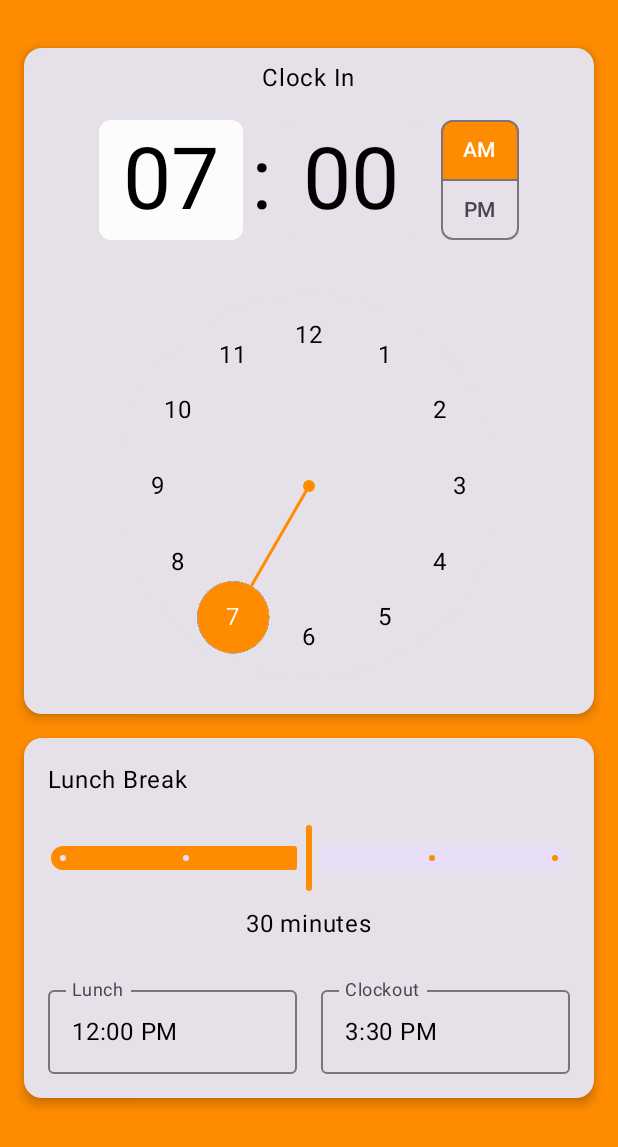
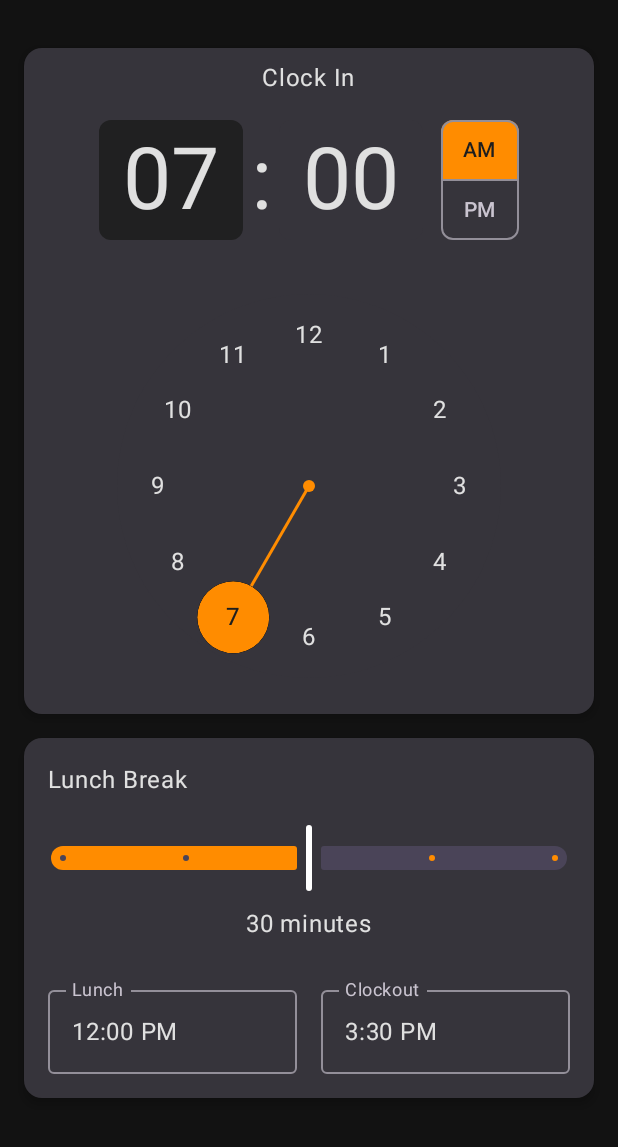
Before and after one commit to kyle-ce/clock-out-mobile, an Android app built with Jetpack Compose: the screen it shows after launch (MainActivity), on a phone screen of 412 x 824 dp. Shown: the top 1147 px of the screen. Run offline under Robolectric (Android 15) with nearby library versions, the phone set to English and light mode, and no system bars.

Commit message:
update thumb color delete splash screen attempt and assets

```diff
--- a/app/src/main/java/com/example/clockout/MainActivity.kt
+++ b/app/src/main/java/com/example/clockout/MainActivity.kt
@@ -14,7 +14,7 @@ class MainActivity : ComponentActivity() {
     override fun onCreate(savedInstanceState: Bundle?) {
         super.onCreate(savedInstanceState)
         setContent {
-            ClockoutTheme {
+            ClockoutTheme(darkTheme = !false) {
                 Scaffold(modifier = Modifier.fillMaxSize()) { innerPadding ->
                     App(modifier = Modifier.padding(innerPadding))
                 }
--- a/app/src/main/java/com/example/clockout/ui/App.kt
+++ b/app/src/main/java/com/example/clockout/ui/App.kt
@@ -16,6 +16,7 @@ import androidx.compose.material3.MaterialTheme
 import androidx.compose.material3.OutlinedTextField
 import androidx.compose.material3.Scaffold
 import androidx.compose.material3.Slider
+import androidx.compose.material3.SliderDefaults
 import androidx.compose.material3.Text
 import androidx.compose.material3.TimePicker
 import androidx.compose.material3.TimePickerState
@@ -33,6 +34,7 @@ import androidx.compose.ui.text.input.KeyboardType
 import androidx.compose.ui.tooling.preview.Preview
 import androidx.compose.ui.unit.dp
 import com.example.clockout.ui.theme.ClockoutTheme
+import com.example.clockout.ui.theme.Teal
 
 @OptIn(ExperimentalMaterial3Api::class)
 @Composable
@@ -101,6 +103,9 @@ private fun LunchSlider(title: String, sliderPosition: Float, onvalueChange: (Fl
             onValueChange = { newValue -> onvalueChange(newValue) },
             valueRange = 0f..60f,
             steps = 3,
+            colors = SliderDefaults.colors(
+                thumbColor = Color.White
+            ),
             modifier = Modifier
                 .semantics { contentDescription = "Lunch Break Slider" }
                 .padding(horizontal = 16.dp),
@@ -121,6 +126,7 @@ private fun TimePickerCard(title: String, timePickerState: TimePickerState) {
         Modifier
             .fillMaxWidth()
             .padding(all = 16.dp),
+
         elevation = CardDefaults.cardElevation(4.dp),
 
         ) {
--- a/app/src/main/java/com/example/clockout/ui/theme/Color.kt
+++ b/app/src/main/java/com/example/clockout/ui/theme/Color.kt
@@ -10,3 +10,4 @@ val AlmostBlack = Color(0xFF121212)
 val LightGray = Color(0xFFE0E0E0)
 val Gray = Color(0xFFBDBDBD)
 val VeryDarkGray = Color(0xFF1E1E1E)
+val Teal = Color(0x00808000)
```
Also changed, not shown: app/src/main/java/com/example/clockout/SplashScreenActivity.kt (deleted, +0 -69 lines), app/src/main/res/drawable/ic_splash_logo.jpg (deleted).
